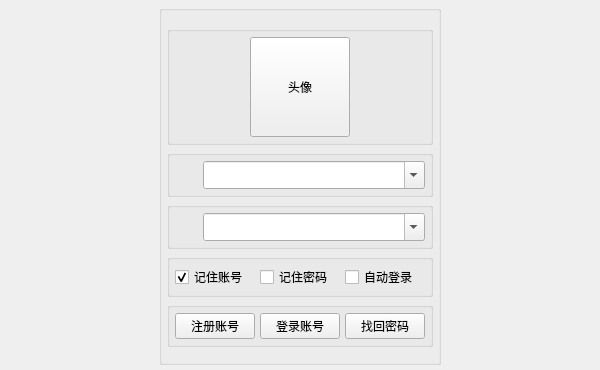
First picture: the form in _en/Computer/Operating_System/Qt_C++_Programming/Canvas/Login.ui, repository bss9395/bss9395.github.io, before the edit.
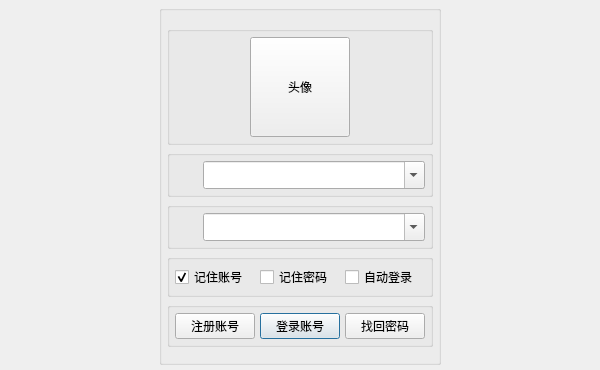
Second picture: the form after the edit. Icons and pictures are not drawn. Custom widgets are drawn as their Qt base class.

The edit to the form file:
```diff
--- a/_en/Computer/Operating_System/Qt_C++_Programming/Canvas/Login.ui
+++ b/_en/Computer/Operating_System/Qt_C++_Programming/Canvas/Login.ui
@@ -517,10 +517,10 @@
             <string>登录账号</string>
            </property>
            <property name="autoDefault">
-            <bool>false</bool>
+            <bool>true</bool>
            </property>
            <property name="default">
-            <bool>false</bool>
+            <bool>true</bool>
            </property>
           </widget>
          </item>
```
